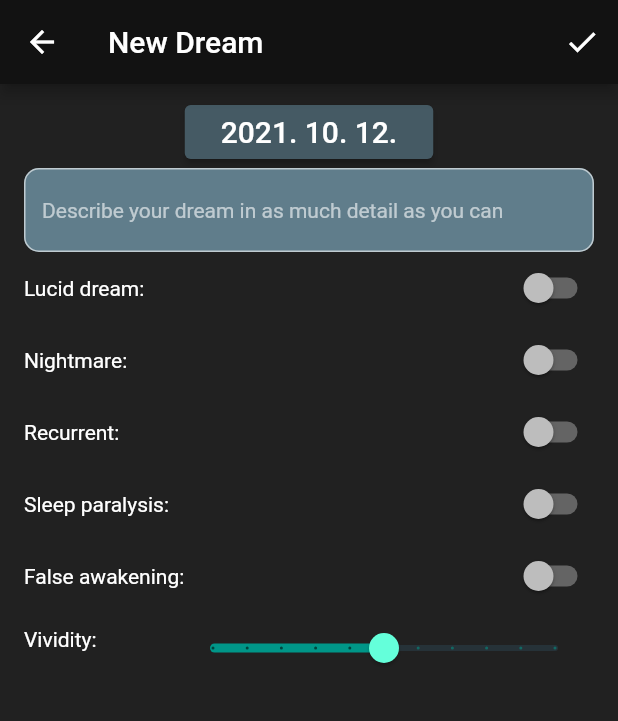
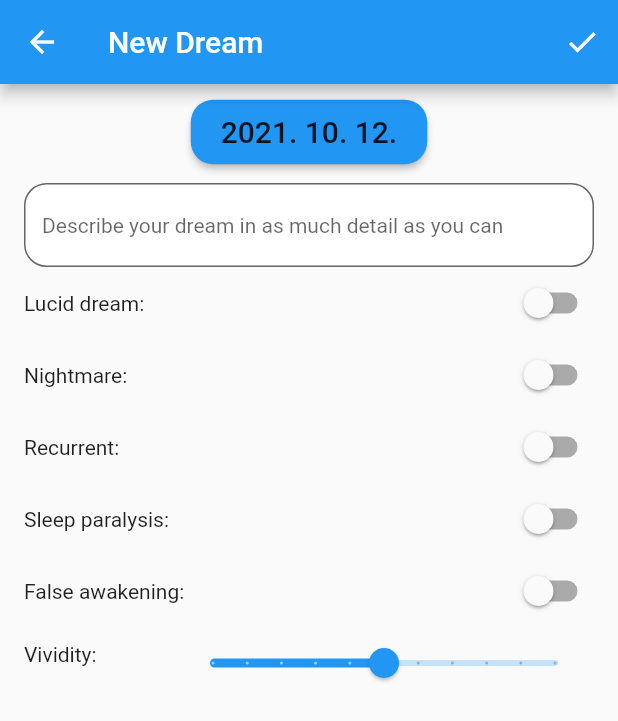
Before and after one commit to sn4k3ch4rm3r/Dream-Journal, a Flutter app: the screen it shows after launch, after a tap on the "add" icon, on a phone screen of 412 x 824 dp. Shown: the top 721 px of the screen. Run offline on Flutter 3.47's test engine with Material 2 defaults, Android fonts, the light colour scheme and no system bars; our stand-ins replace google_fonts, sqflite; accounts and stored records are empty.

Commit message:
Design update & fixed some deprecated components

```diff
--- a/lib/data/database_provider.dart
+++ b/lib/data/database_provider.dart
@@ -68,7 +68,7 @@ class DatabaseProvider {
       TABLE_DREAM
     );
 
-    List<Dream> dreamList = List<Dream>();
+    List<Dream> dreamList = [];
     dreams.forEach((dream) {
       dreamList.add(Dream.fromMap(dream));
     });
--- a/lib/main.dart
+++ b/lib/main.dart
@@ -12,7 +12,9 @@ class DreamJournal extends StatelessWidget {
   Widget build(BuildContext context) {
     return MaterialApp(
       title: 'Dream Journal',
-      theme: Themes.darkTeal(),
+      theme: Themes.lightTheme,
+      darkTheme: Themes.darkTheme,
+      themeMode: ThemeMode.system,
       home: DreamList(),
     );
   }
--- a/lib/ui/dialogs.dart
+++ b/lib/ui/dialogs.dart
@@ -9,19 +9,17 @@ class Dialogs {
           title: Text('Are sure you want to delete this dream?', ),
           content: Text('This action can\'t be undone!'),
           actions: <Widget>[
-            FlatButton(
+            TextButton(
               onPressed: () {
                 Navigator.pop(context, false);
               },
               child: Text('CANCEL'),
-              textTheme: ButtonTextTheme.accent,
             ),
-            FlatButton(
+            TextButton(
               onPressed: () {
                 Navigator.pop(context, true);
               },
               child: Text('DELETE'),
-              textTheme: ButtonTextTheme.accent,
             ),
           ],
         );
--- a/lib/ui/dream_list.dart
+++ b/lib/ui/dream_list.dart
@@ -1,6 +1,5 @@
 import 'package:dream_journal/data/database_provider.dart';
 import 'package:dream_journal/models/dream.dart';
-import 'package:dream_journal/ui/ui_elements.dart';
 import 'package:flutter/material.dart';
 import 'package:intl/intl.dart';
 import 'dream_view.dart';
@@ -21,6 +20,9 @@ class _DreamListState extends State<DreamList> {
       ),
       body: DreamListBody(),
       floatingActionButton: FloatingActionButton(
+        shape: RoundedRectangleBorder(
+          borderRadius: BorderRadius.all(Radius.circular(15)),
+        ),
         child: Icon(
           Icons.add,
         ),
@@ -52,7 +54,7 @@ class DreamListBody extends StatefulWidget {
 class _DreamListBodyState extends State<DreamListBody> {
   Future<Widget> getDreams() async {
     List<Dream> dreams = await DatabaseProvider.db.getDreams();
-    List<Widget> listElements = List<Widget>();
+    List<Widget> listElements = [];
     if(dreams.length > 0) {
       dreams.sort((a, b) => a.date.millisecondsSinceEpoch.compareTo(b.date.millisecondsSinceEpoch));
       dreams = dreams.reversed.toList();
@@ -78,10 +80,10 @@ class _DreamListBodyState extends State<DreamListBody> {
 
   Container listViewDream(Dream dream) {
     return Container(
-      height: 55,
+      height: 65,
       child: ListTile(
         leading: Text(
-          '${dream.date.day}',
+          '${dream.date.day.toString().padLeft(2, '0')}',
           style: Theme.of(context).textTheme.headline4,
         ),
         title: Text(
@@ -106,7 +108,7 @@ class _DreamListBodyState extends State<DreamListBody> {
   Ink listViewMonth(DateTime date) {
     DateFormat dateFormat = DateFormat('MMMM yyyy');
     return Ink(
-      color: Theme.of(context).accentColor,
+      color: Theme.of(context).colorScheme.secondary,
       child: ListTile(
         dense: true,
         title: Text(
--- a/lib/ui/dream_view.dart
+++ b/lib/ui/dream_view.dart
@@ -123,7 +123,7 @@ class _DreamViewState extends State<DreamView> {
             padding: const EdgeInsets.symmetric(vertical: 8.0, horizontal:16.0),
             child: Column(
               children: <Widget>[
-                RaisedButton(
+                ElevatedButton(
                   onPressed:() {
                     if(widget.edit)
                       showDatePicker(
@@ -142,6 +142,15 @@ class _DreamViewState extends State<DreamView> {
                     '${dateFormat.format(dream.date)}',
                     style: Theme.of(context).textTheme.headline6,
                   ),
+                  style: ButtonStyle(
+                    shape: MaterialStateProperty.all(
+                      RoundedRectangleBorder(borderRadius: BorderRadius.circular(15))
+                    ),
+                    padding: MaterialStateProperty.all(EdgeInsets.fromLTRB(20, 10, 20, 10)),
+                  ),
+                ),
+                SizedBox(
+                  height: 10,
                 ),
                 TextField(
                   controller: _controller,
@@ -151,14 +160,14 @@ class _DreamViewState extends State<DreamView> {
                   textInputAction: TextInputAction.done,
                   style: Theme.of(context).textTheme.bodyText2,
                   decoration: InputDecoration(
-                    fillColor: Theme.of(context).primaryColorLight,
+                    fillColor: Theme.of(context).colorScheme.surface,
                     filled: true,
                     border: OutlineInputBorder(
-                      borderRadius: BorderRadius.circular(10.0)
+                      borderRadius: BorderRadius.circular(15.0)
                     ),
                     hintText: 'Describe your dream in as much detail as you can'
                   ),
-                  cursorColor: Theme.of(context).accentColor,
+                  textCapitalization: TextCapitalization.sentences,
                 ),
                 Table(
                   defaultVerticalAlignment: TableCellVerticalAlignment.middle,
--- a/lib/ui/themes.dart
+++ b/lib/ui/themes.dart
@@ -1,18 +1,19 @@
 import 'package:flutter/material.dart';
+import 'package:google_fonts/google_fonts.dart';
 
 class Themes {
-  static ThemeData darkTeal() {
-    return ThemeData(
+
+  static ThemeData darkTheme = ThemeData(
     colorScheme: ColorScheme.dark(
-        primary: Colors.teal,
+      primary: Colors.lightBlue[800],
+      secondary: Color.fromARGB(255, 0, 74, 119),
     ),
-      primaryColor: Colors.blueGrey[900],
-      primaryColorLight: Colors.blueGrey,
-      accentColor: Colors.teal,
-      canvasColor: Colors.grey[900],
-      textTheme: TextTheme(
+    canvasColor: Colors.black,
+    textTheme: GoogleFonts.openSansTextTheme(
+      TextTheme(
         bodyText2: TextStyle(
           color: Colors.white,
+          fontSize: 13,
         ),
         headline4: TextStyle(
           color: Colors.white,
@@ -21,14 +22,6 @@ class Themes {
           color: Colors.white,
         ),
       ),
-      buttonTheme: ButtonThemeData(
-        buttonColor: Colors.blueGrey[700],
-        textTheme: ButtonTextTheme.primary
-      ),
-      sliderTheme: SliderThemeData(
-        activeTrackColor: Colors.teal,
-        inactiveTrackColor: Colors.blueGrey[900],
-        thumbColor: Colors.tealAccent,
     ),
     dialogTheme: DialogTheme(
       titleTextStyle: TextStyle(
@@ -39,12 +32,28 @@ class Themes {
       contentTextStyle: TextStyle(
         color: Colors.white,
       ),
-        backgroundColor: Colors.grey[800],
     ),
     floatingActionButtonTheme: FloatingActionButtonThemeData(
-        foregroundColor: Colors.white,
-        backgroundColor: Colors.teal,
+      foregroundColor: Color.fromARGB(255, 195, 231, 255),
+    ),
+    switchTheme: SwitchThemeData(
+      thumbColor: MaterialStateProperty.resolveWith((states) {
+        if (states.contains(MaterialState.selected))
+          return Colors.lightBlue[800];
+        return Colors.grey;
+      }),
+      trackColor: MaterialStateProperty.resolveWith((states) {
+        if (states.contains(MaterialState.selected))
+          return Colors.lightBlue[900];
+        return Colors.grey[700];
+      }),
+    ),
+  );
+
+  static ThemeData lightTheme = ThemeData(
+    colorScheme: ColorScheme.light(
+      primary: Colors.blue,
+      secondary: Colors.lightBlue
     )
   );
 }
-}
```
Also changed, not shown: pubspec.yaml (+8 -6 lines), pubspec.lock. Lines whose indentation alone changed are shown as unchanged.
